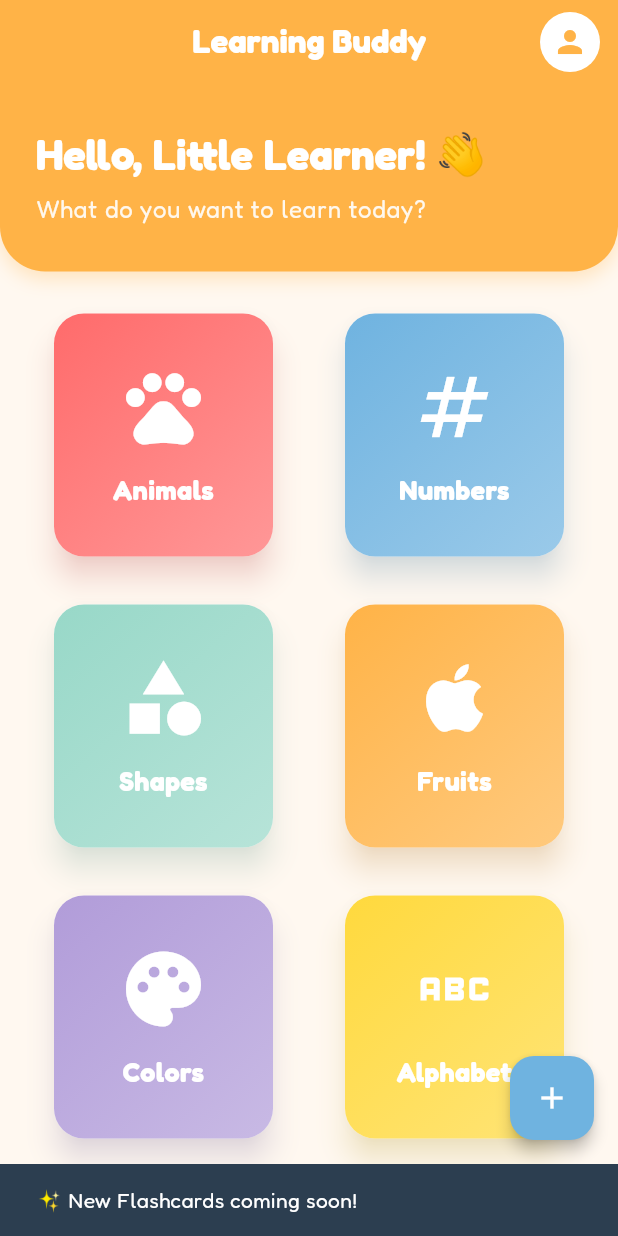
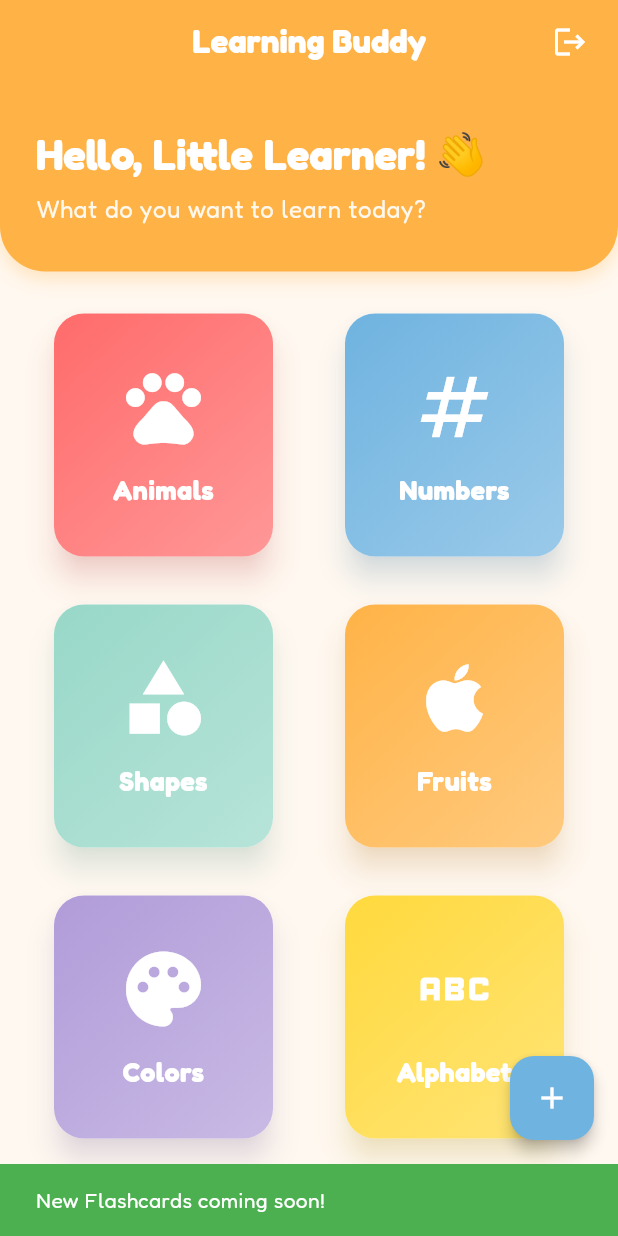
Before and after one commit to preettrank53/MAD-kids-learning-from-flashcard, a Flutter app: the screen it shows once a user with an empty profile is signed in, after a tap on the "add" icon, on a phone screen of 412 x 824 dp. Run offline on Flutter 3.47's test engine with Material 3 defaults, Android fonts, the phone set to English and light mode, and no system bars; our stand-ins replace firebase_auth, firebase_core, google_fonts; accounts and stored records are empty; generated files the repository leaves out were written again.

Commit message:
Add logout functionality and FAB to Dashboard screen

```diff
--- a/lib/screens/dashboard_screen.dart
+++ b/lib/screens/dashboard_screen.dart
@@ -1,9 +1,11 @@
 import 'package:flutter/material.dart';
+import '../services/auth_service.dart';
 
 /// Dashboard Screen - Main Hub for Kids Learning
 ///
 /// This screen serves as the central navigation hub where kids can
 /// choose different learning categories (flashcards).
+/// Lab 5 Phase 5: Includes logout functionality
 class DashboardScreen extends StatelessWidget {
   const DashboardScreen({super.key});
 
@@ -45,23 +47,22 @@ class DashboardScreen extends StatelessWidget {
   Widget build(BuildContext context) {
     return Scaffold(
       // ====================================================================
-      // APP BAR - No back button, profile icon on right
+      // APP BAR - No back button, logout icon on right
       // ====================================================================
       appBar: AppBar(
         title: const Text('Learning Buddy'),
         automaticallyImplyLeading: false, // Remove back arrow
         actions: [
-          // Profile icon on the right
-          Padding(
-            padding: const EdgeInsets.only(right: 12.0),
-            child: CircleAvatar(
-              backgroundColor: Colors.white,
-              child: Icon(
-                Icons.person,
-                color: Theme.of(context).colorScheme.primary,
-              ),
-            ),
+          // Logout button - Automatically handled by StreamBuilder in main.dart
+          IconButton(
+            icon: const Icon(Icons.logout),
+            tooltip: 'Logout',
+            onPressed: () async {
+              // Call logout service - StreamBuilder will auto-navigate to login
+              await AuthService().logoutUser();
+            },
           ),
+          const SizedBox(width: 8),
         ],
       ),
 
@@ -142,19 +143,20 @@ class DashboardScreen extends StatelessWidget {
       ),
 
       // ====================================================================
-      // FLOATING ACTION BUTTON - Add new flashcards
+      // FLOATING ACTION BUTTON - Add new flashcards (SnackBar demo)
       // ====================================================================
       floatingActionButton: FloatingActionButton(
         onPressed: () {
           ScaffoldMessenger.of(context).showSnackBar(
             const SnackBar(
-              content: Text('✨ New Flashcards coming soon!'),
+              content: Text('New Flashcards coming soon!'),
+              backgroundColor: Colors.green,
               duration: Duration(seconds: 2),
             ),
           );
         },
+        tooltip: 'Add Flashcards',
         child: const Icon(Icons.add),
-        tooltip: 'Add Flashcards',
       ),
     );
   }
```
